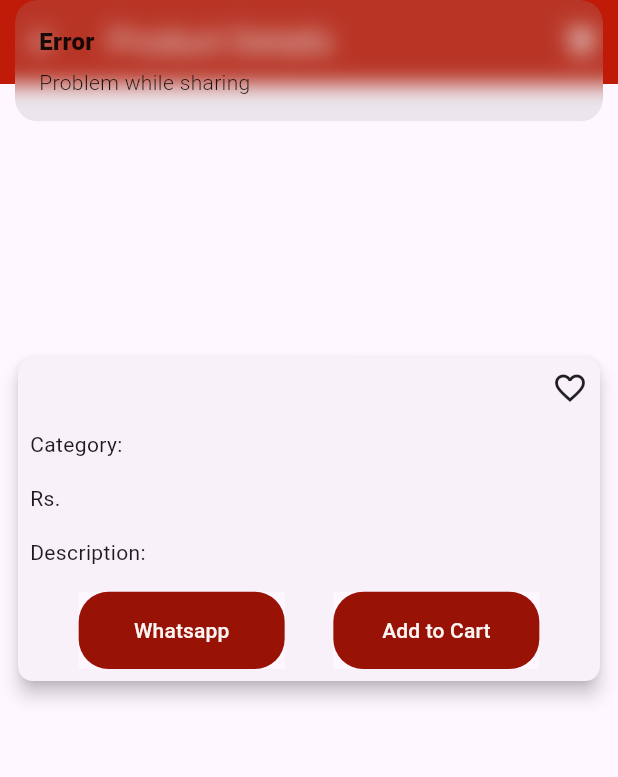
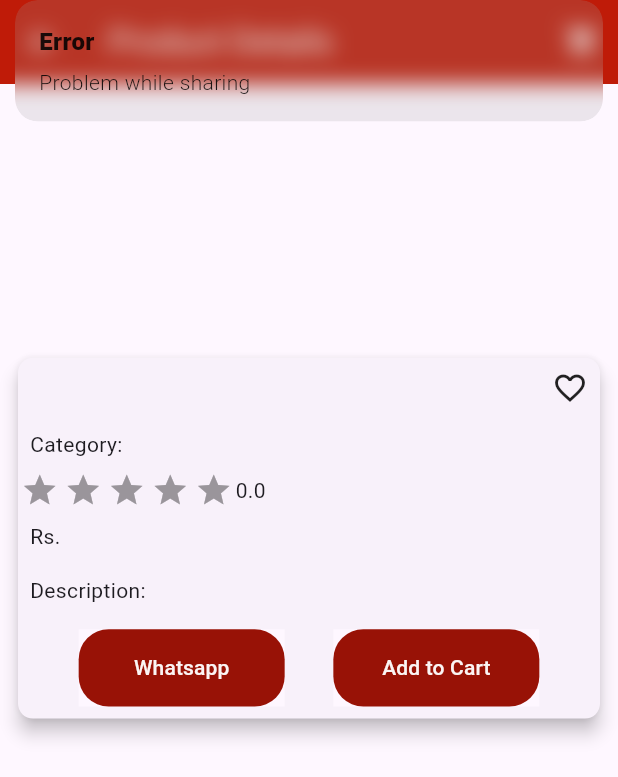
Before and after one commit to RhythmRajguru/ecommerce-flutter, a Flutter app: the ProductDetail screen opened directly with empty values, after a tap on "Whatsapp", on a phone screen of 412 x 824 dp. Shown: the top 777 px of the screen. Run offline on Flutter 3.47's test engine with Material 3 defaults, Android fonts, the phone set to English and light mode, and no system bars; drawn by our look-alikes of carousel_slider, flutter_rating_bar; our stand-ins replace cached_network_image, cloud_firestore, firebase_auth, firebase_core, firebase_messaging, flutter_easyloading and 5 more; missing offline and left inert: image_card; accounts and stored records are empty.

Commit message:
add review added on ordered products

```diff
--- /dev/null
+++ b/lib/contollers/rating_controller.dart
@@ -0,0 +1,43 @@
+import 'package:cloud_firestore/cloud_firestore.dart';
+import 'package:get/get.dart';
+
+class RatingController extends GetxController{
+  final String productId;
+  RxDouble averageRating=0.0.obs;
+
+  RatingController(this.productId);
+
+  @override
+  void onInit() {
+    super.onInit();
+    calculateAverageRating();
+  }
+
+  void calculateAverageRating() {
+    FirebaseFirestore.instance.collection('products').doc(productId).
+    collection('review').snapshots().listen((snapshot){
+      if(snapshot.docs.isNotEmpty){
+        double totalRating=0;
+        int numberOfReviews=0;
+
+        snapshot.docs.forEach((doc){
+          final ratingAsString =doc['rating'] as String;
+
+          final rating=double.tryParse(ratingAsString);
+          if(rating!=null){
+            totalRating+=rating;
+            numberOfReviews++;
+          }
+        });
+        if(numberOfReviews!=0){
+          averageRating.value=totalRating/numberOfReviews;
+        }else{
+          averageRating.value=0.0;
+        }
+      }
+      else{
+        averageRating.value=0.0;
+      }
+    });
+  }
+}
--- a/lib/screens/user-panel/product_detail.dart
+++ b/lib/screens/user-panel/product_detail.dart
@@ -1,10 +1,15 @@
 import 'package:cached_network_image/cached_network_image.dart';
 import 'package:carousel_slider/carousel_slider.dart';
 import 'package:cloud_firestore/cloud_firestore.dart';
+
+import 'package:ecom/contollers/rating_controller.dart';
 import 'package:ecom/models/cart_model.dart';
+import 'package:ecom/models/order_model.dart';
 import 'package:ecom/models/product_model.dart';
+import 'package:ecom/models/review_model.dart';
 import 'package:ecom/screens/user-panel/cart_screen.dart';
 import 'package:firebase_auth/firebase_auth.dart';
+import 'package:flutter_rating_bar/flutter_rating_bar.dart';
 import 'package:get/get.dart';
 import 'package:ecom/utils/constants/app_constraint.dart';
 import 'package:flutter/cupertino.dart';
@@ -17,8 +22,11 @@ class ProductDetail extends StatelessWidget {
 
   User? user=FirebaseAuth.instance.currentUser;
 
+
+
   @override
   Widget build(BuildContext context) {
+    RatingController ratingController=Get.put(RatingController(productModel.productId));
     return Scaffold(
     appBar: AppBar(
       backgroundColor: AppConstant.appMainColor,
@@ -78,6 +86,31 @@ class ProductDetail extends StatelessWidget {
                           alignment: Alignment.topLeft,
                           child: Text("Category:"+productModel.categoryName)),
                     ),
+                    //reviews
+                    Row(
+                      children: [
+                        Container(
+                          alignment: Alignment.topLeft,
+                          child: RatingBar.builder(
+                            glow: false,
+                              ignoreGestures: true,
+                              initialRating: double.parse(ratingController.averageRating.toString()),
+                              minRating: 1,
+                              direction: Axis.horizontal,
+                              allowHalfRating: true,
+                              itemCount: 5,
+                              itemSize: 25,
+                              itemPadding: EdgeInsets.symmetric(horizontal: 2.0),
+                              itemBuilder: (context, index) =>
+                              Icon(Icons.star,color: Colors.amber,),
+                              onRatingUpdate: (value) {
+
+                              },),
+                        ),
+                        Text(ratingController.averageRating.toString()),
+                      ],
+                    ),
+
                     Padding(
                       padding: const EdgeInsets.all(8.0),
                       child: Container(
@@ -139,12 +172,10 @@ class ProductDetail extends StatelessWidget {
                         ],
                       )
                     ),
-
                   ],
                 ),
               ),
             ),
-
           ],
         ),
       ),
@@ -212,6 +243,5 @@ class ProductDetail extends StatelessWidget {
      Get.snackbar('Error', 'Problem while sharing');
 
   }
-
   }
 }
--- a/pubspec.yaml
+++ b/pubspec.yaml
@@ -49,6 +49,7 @@ dependencies:
   flutter_swipe_action_cell: ^3.1.5
   url_launcher: ^6.3.1
   share_plus: ^10.1.4
+  flutter_rating_bar: ^4.0.1
 
 dev_dependencies:
   flutter_test:
```
Also changed, not shown: lib/models/review_model.dart (added, +37 -0 lines), lib/screens/user-panel/add_review_screen.dart (added, +108 -0 lines), lib/screens/user-panel/all_order_screen.dart (+8 -1 lines), pubspec.lock.
